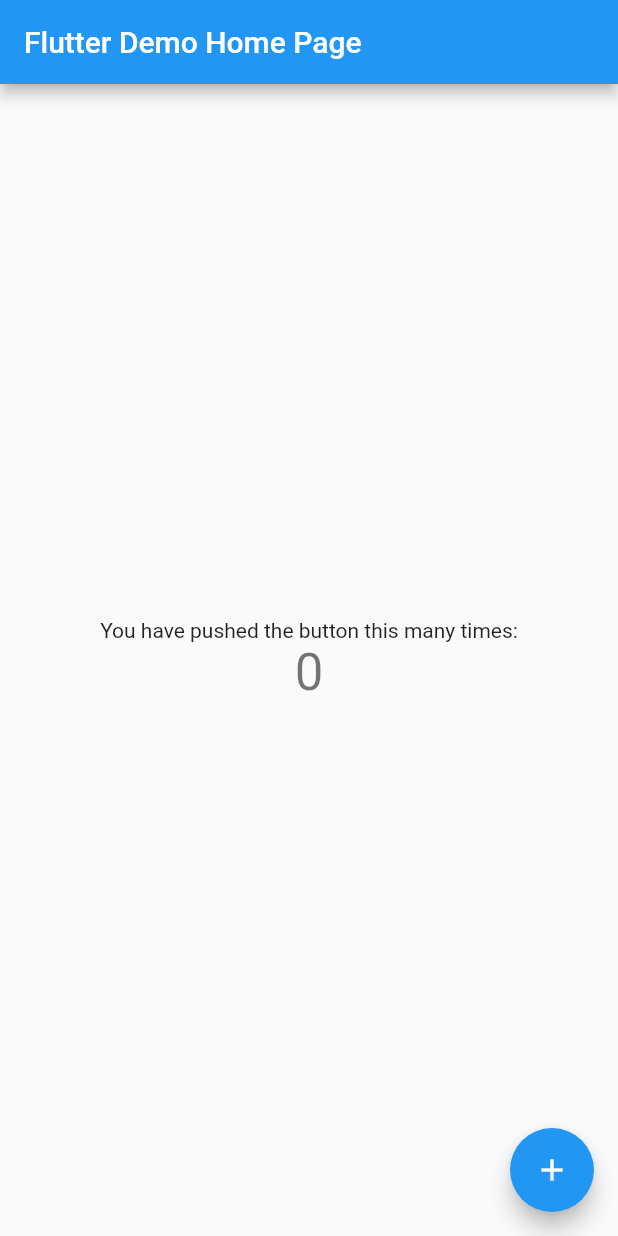
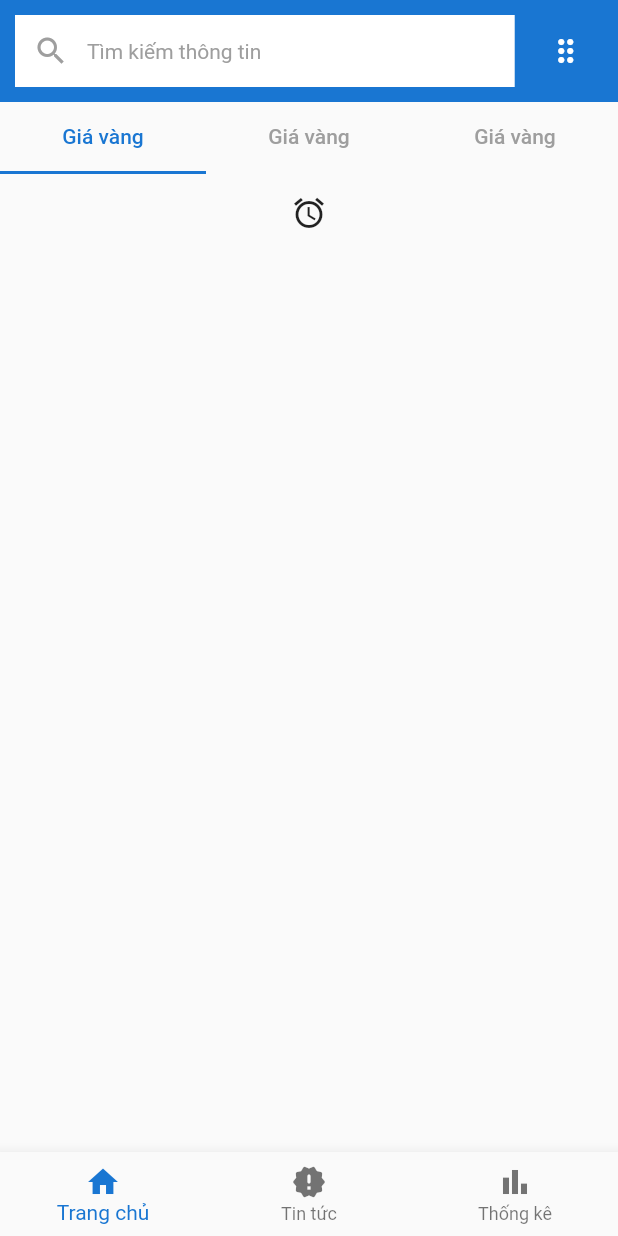
Before and after one commit to dangminhchau15/flutter-base-project, a Flutter app: the screen it shows after launch, on a phone screen of 412 x 824 dp. Run offline on Flutter 3.47's test engine with Material 2 defaults, Android fonts, the phone set to English and light mode, and no system bars; our stand-ins replace dio, flutter_spinkit, get_it, rxdart, shared_preferences; Roboto replaces fonts that are missing (TextRegular).

Commit message:
[ChauDM] implement layout main screen #1

```diff
--- a/app/lib/app.dart
+++ b/app/lib/app.dart
@@ -1,109 +1,13 @@
+import 'package:app/resources/values/colors.dart';
+import 'package:app/screens/main/main_screen.dart';
 import 'package:flutter/material.dart';
 
 class MyApp extends StatelessWidget {
-  // This widget is the root of your application.
   @override
   Widget build(BuildContext context) {
     return MaterialApp(
-      title: 'Flutter Demo',
-      theme: ThemeData(
-        // This is the theme of your application.
-        //
-        // Try running your application with "flutter run". You'll see the
-        // application has a blue toolbar. Then, without quitting the app, try
-        // changing the primarySwatch below to Colors.green and then invoke
-        // "hot reload" (press "r" in the console where you ran "flutter run",
-        // or simply save your changes to "hot reload" in a Flutter IDE).
-        // Notice that the counter didn't reset back to zero; the application
-        // is not restarted.
-        primarySwatch: Colors.blue,
-      ),
-      home: MyHomePage(title: 'Flutter Demo Home Page'),
+      title: "Chợ Giá",
+      home: MainScreen(),
     );
   }
 }
-
-class MyHomePage extends StatefulWidget {
-  MyHomePage({Key key, this.title}) : super(key: key);
-
-  // This widget is the home page of your application. It is stateful, meaning
-  // that it has a State object (defined below) that contains fields that affect
-  // how it looks.
-
-  // This class is the configuration for the state. It holds the values (in this
-  // case the title) provided by the parent (in this case the App widget) and
-  // used by the build method of the State. Fields in a Widget subclass are
-  // always marked "final".
-
-  final String title;
-
-  @override
-  _MyHomePageState createState() => _MyHomePageState();
-}
-
-class _MyHomePageState extends State<MyHomePage> {
-  int _counter = 0;
-
-  void _incrementCounter() {
-    setState(() {
-      // This call to setState tells the Flutter framework that something has
-      // changed in this State, which causes it to rerun the build method below
-      // so that the display can reflect the updated values. If we changed
-      // _counter without calling setState(), then the build method would not be
-      // called again, and so nothing would appear to happen.
-      _counter++;
-    });
-  }
-
-  @override
-  Widget build(BuildContext context) {
-    // This method is rerun every time setState is called, for instance as done
-    // by the _incrementCounter method above.
-    //
-    // The Flutter framework has been optimized to make rerunning build methods
-    // fast, so that you can just rebuild anything that needs updating rather
-    // than having to individually change instances of widgets.
-    return Scaffold(
-      appBar: AppBar(
-        // Here we take the value from the MyHomePage object that was created by
-        // the App.build method, and use it to set our appbar title.
-        title: Text(widget.title),
-      ),
-      body: Center(
-        // Center is a layout widget. It takes a single child and positions it
-        // in the middle of the parent.
-        child: Column(
-          // Column is also a layout widget. It takes a list of children and
-          // arranges them vertically. By default, it sizes itself to fit its
-          // children horizontally, and tries to be as tall as its parent.
-          //
-          // Invoke "debug painting" (press "p" in the console, choose the
-          // "Toggle Debug Paint" action from the Flutter Inspector in Android
-          // Studio, or the "Toggle Debug Paint" command in Visual Studio Code)
-          // to see the wireframe for each widget.
-          //
-          // Column has various properties to control how it sizes itself and
-          // how it positions its children. Here we use mainAxisAlignment to
-          // center the children vertically; the main axis here is the vertical
-          // axis because Columns are vertical (the cross axis would be
-          // horizontal).
-          mainAxisAlignment: MainAxisAlignment.center,
-          children: <Widget>[
-            Text(
-              'You have pushed the button this many times:',
-            ),
-            Text(
-              '$_counter',
-              style: Theme.of(context).textTheme.headline4,
-            ),
-          ],
-        ),
-      ),
-      floatingActionButton: FloatingActionButton(
-        onPressed: _incrementCounter,
-        tooltip: 'Increment',
-        child: Icon(Icons.add),
-      ), // This trailing comma makes auto-formatting nicer for build methods.
-    );
-  }
-}
--- /dev/null
+++ b/app/lib/common_widgets/inputs/search_input_text.dart
@@ -0,0 +1,52 @@
+import 'package:app/resources/values/colors.dart';
+import 'package:app/resources/values/dimens.dart';
+import 'package:app/resources/values/fonts.dart';
+import 'package:flutter/material.dart';
+
+typedef OnSearchListener();
+
+class SearchInputText extends StatefulWidget {
+  final OnSearchListener onSearchListener;
+
+  SearchInputText({this.onSearchListener});
+
+  @override
+  _SearchInputTextState createState() => _SearchInputTextState();
+}
+
+class _SearchInputTextState extends State<SearchInputText> {
+  OnSearchListener _onSearchListener;
+
+  @override
+  void initState() {
+    super.initState();
+    _onSearchListener = widget.onSearchListener;
+  }
+
+  @override
+  Widget build(BuildContext context) {
+    return Row(
+      children: [
+        Flexible(
+          flex: 1,
+          child: IconButton(
+            icon: Icon(
+              Icons.search,
+              color: AppColor.grey,
+            ),
+            onPressed: () {
+              _onSearchListener();
+            },
+          ),
+        ),
+        Text(
+          "Tìm kiếm thông tin",
+          style: TextStyle(
+              fontSize: AppDimen.normal,
+              fontFamily: FontsNames.textRegular,
+              color: AppColor.grey),
+        )
+      ],
+    );
+  }
+}
--- a/app/lib/main-dev.dart
+++ b/app/lib/main-dev.dart
@@ -15,11 +15,5 @@ void main() {
   SystemChrome.setSystemUIOverlayStyle(SystemUiOverlayStyle.light.copyWith(
       statusBarColor: Colors.transparent,
       statusBarBrightness: Brightness.light));
-  // SystemChrome.setSystemUIOverlayStyle(SystemUiOverlayStyle.dark.copyWith(
-  //     statusBarColor: Colors.white, statusBarBrightness: Brightness.light));
-  SystemChrome.setPreferredOrientations(
-          [DeviceOrientation.landscapeRight, DeviceOrientation.landscapeLeft])
-      .then((_) {
-     runApp(MyApp());
-  });
+  SystemChrome.setEnabledSystemUIOverlays([]).then((value) => runApp(MyApp()));
 }
--- a/app/lib/main.dart
+++ b/app/lib/main.dart
@@ -1,6 +1,19 @@
+import 'dart:io';
+
 import 'package:app/app.dart';
+import 'package:app/config/service_locator.dart';
+import 'package:app/di/env.dart';
+import 'package:app/utils/my_https.dart';
 import 'package:flutter/material.dart';
+import 'package:flutter/services.dart';
 
 void main() {
-  runApp(MyApp());
+  Injector.configure(Flavor.DEV);
+  setupLocator();
+  WidgetsFlutterBinding.ensureInitialized();
+  HttpOverrides.global = MyHttpOverrides();
+  SystemChrome.setSystemUIOverlayStyle(SystemUiOverlayStyle.light.copyWith(
+      statusBarColor: Colors.transparent,
+      statusBarBrightness: Brightness.light));
+  SystemChrome.setEnabledSystemUIOverlays([]).then((value) => runApp(MyApp()));
 }
--- a/app/lib/resources/values/colors.dart
+++ b/app/lib/resources/values/colors.dart
@@ -2,10 +2,12 @@ import 'package:flutter/material.dart';
 
 class AppColor {
   //primary color
-  static const Color colorPrimary = Color(0xFF1a237e);
+  static const Color colorPrimary = Color(0xFF1976d2);
   static const Color colorPrimayrDark = Color(0xFF283593);
   static const Color colorLightPrimary = Color(0xFF3949ab);
 
   //common colorxs
   static const Color warning = Color(0xffffcc00);
+  static const Color grey = Color(0xFF9e9e9e);
+  static const Color black = Color(0xFF212121);
 }
--- a/app/lib/resources/values/dimens.dart
+++ b/app/lib/resources/values/dimens.dart
@@ -2,4 +2,9 @@ class AppDimen {
   static const double horizontalSpacing = 16.0;
   static const double verticalSpacing = 16.0;
   static const double marginLayoutLogin = 48.0;
+
+  //text size
+  static const double small = 12.0;
+  static const double normal = 14.0;
+  static const double large = 16.0;
 }
--- /dev/null
+++ b/app/lib/screens/home/home_screen.dart
@@ -0,0 +1,50 @@
+import 'package:app/resources/values/colors.dart';
+import 'package:app/screens/home/widgets/search_input_header.dart';
+import 'package:flutter/material.dart';
+
+class HomeScreen extends StatefulWidget {
+  @override
+  _HomeScreenState createState() => _HomeScreenState();
+}
+
+class _HomeScreenState extends State<HomeScreen> {
+
+  @override
+  Widget build(BuildContext context) {
+    return Column(
+      children: [
+        SearchInputHeader(),
+        DefaultTabController(
+            length: 3,
+            child: ConstrainedBox(
+              constraints: BoxConstraints(maxHeight: 100),
+              child: Scaffold(
+                appBar: TabBar(
+                  labelColor: AppColor.colorPrimary,
+                  unselectedLabelColor: AppColor.grey,
+                  indicatorColor: AppColor.colorPrimary,
+                  tabs: [
+                    Tab(
+                      text: "Giá vàng",
+                    ),
+                    Tab(
+                      text: "Giá vàng",
+                    ),
+                    Tab(
+                      text: "Giá vàng",
+                    ),
+                  ],
+                ),
+                body: TabBarView(
+                  children: [
+                    Icon(Icons.access_alarms),
+                    Icon(Icons.directions_transit),
+                    Icon(Icons.directions_bike),
+                  ],
+                ),
+              ),
+            ))
+      ],
+    );
+  }
+}
--- /dev/null
+++ b/app/lib/screens/home/widgets/search_input_header.dart
@@ -0,0 +1,37 @@
+import 'package:app/common_widgets/inputs/search_input_text.dart';
+import 'package:app/resources/values/colors.dart';
+import 'package:flutter/material.dart';
+
+class SearchInputHeader extends StatefulWidget {
+  @override
+  _SearchInputHeaderState createState() => _SearchInputHeaderState();
+}
+
+class _SearchInputHeaderState extends State<SearchInputHeader> {
+  @override
+  Widget build(BuildContext context) {
+    return Container(
+      width: MediaQuery.of(context).size.width,
+      decoration: BoxDecoration(color: AppColor.colorPrimary),
+      child: Row(
+        children: [
+          Flexible(
+            flex: 6,
+            child: Padding(
+              padding: EdgeInsets.all(10.0),
+              child: Container(color: Colors.white, child: SearchInputText()),
+            ),
+          ),
+          Flexible(
+            flex: 1,
+            child: IconButton(
+              color: Colors.white,
+              icon: Icon(Icons.drag_indicator_rounded),
+              onPressed: () {},
+            ),
+          ),
+        ],
+      ),
+    );
+  }
+}
--- /dev/null
+++ b/app/lib/screens/main/main_screen.dart
@@ -0,0 +1,61 @@
+import 'package:app/resources/values/colors.dart';
+import 'package:app/screens/home/home_screen.dart';
+import 'package:flutter/material.dart';
+
+class MainScreen extends StatefulWidget {
+  @override
+  _MainScreenState createState() => _MainScreenState();
+}
+
+class _MainScreenState extends State<MainScreen> {
+  int _selectedIndex = 0;
+  List<Widget> _widgetOptions = <Widget>[
+    HomeScreen(),
+    Center(
+      child: Text(
+        'Tin Tức ',
+      ),
+    ),
+    Center(
+      child: Text(
+        'Thống kê',
+      ),
+    ),
+  ];
+
+  @override
+  Widget build(BuildContext context) {
+    return Scaffold(
+      body: Column(
+        children: [
+          _widgetOptions.elementAt(_selectedIndex)
+        ],
+      ),
+      bottomNavigationBar: BottomNavigationBar(
+        items: [
+          BottomNavigationBarItem(
+            icon: Icon(Icons.home),
+            label: 'Trang chủ',
+          ),
+          BottomNavigationBarItem(
+            icon: Icon(Icons.new_releases_rounded),
+            label: 'Tin tức',
+          ),
+          BottomNavigationBarItem(
+            icon: Icon(Icons.bar_chart),
+            label: 'Thống kê',
+          ),
+        ],
+        onTap: _onItemTapped,
+        currentIndex: _selectedIndex,
+        selectedItemColor: AppColor.colorPrimary,
+      ),
+    );
+  }
+
+  void _onItemTapped(int index) {
+    setState(() {
+      _selectedIndex = index;
+    });
+  }
+}
```
Also changed, not shown: app/lib/common_widgets/toolbars/cs_toolbar.dart (added), 3 other files.
